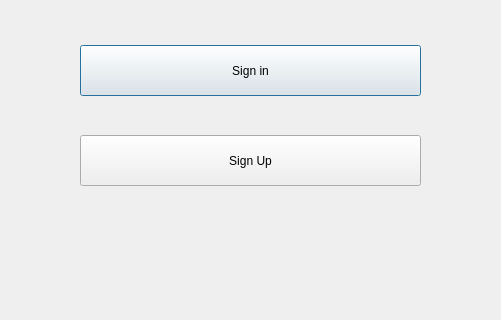
Old version of the form welcomescreen.ui in the repository vishvanathan-k/theatre_booking; both pictures show x 360 to 861 and y 345 to 665 of the 1200 by 800 pixel window.
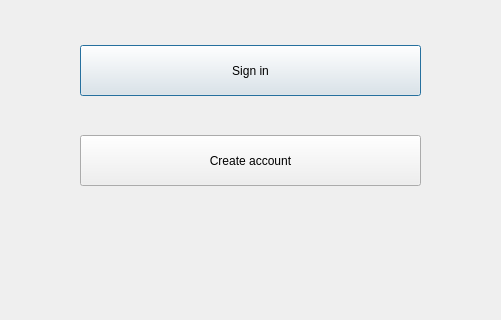
New version of the form.

What changed in the file:
```diff
--- a/welcomescreen.ui
+++ b/welcomescreen.ui
@@ -92,7 +92,7 @@
      <string notr="true"/>
     </property>
     <property name="text">
-     <string>Sign Up</string>
+     <string>Create account</string>
     </property>
    </widget>
   </widget>
```
